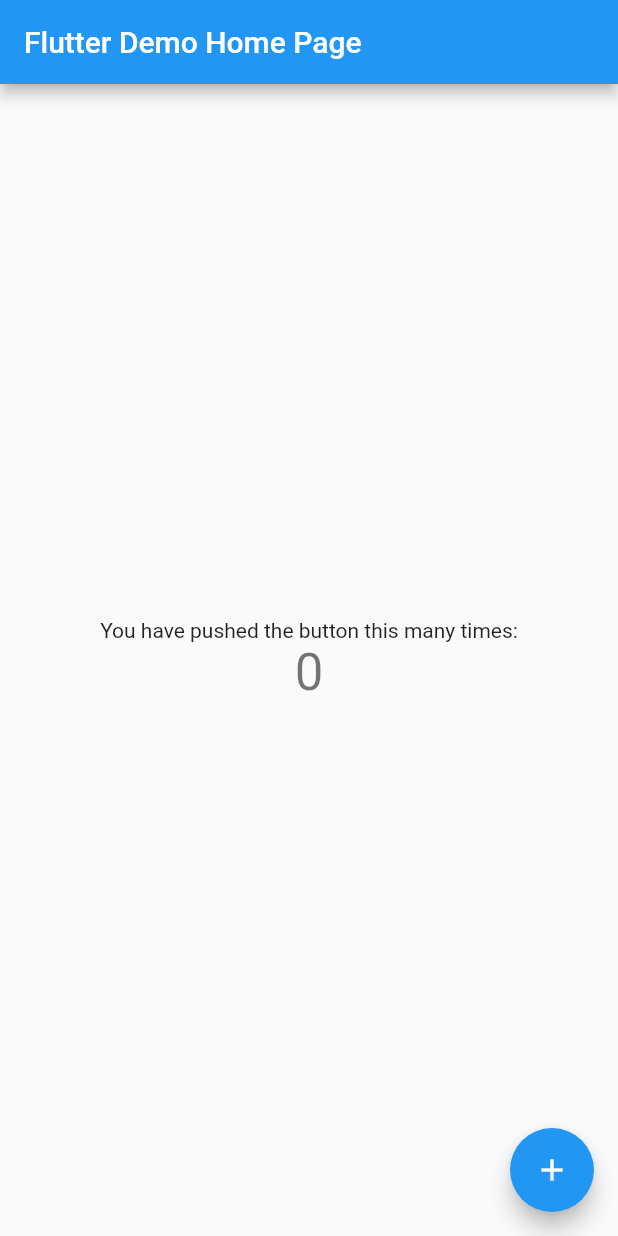
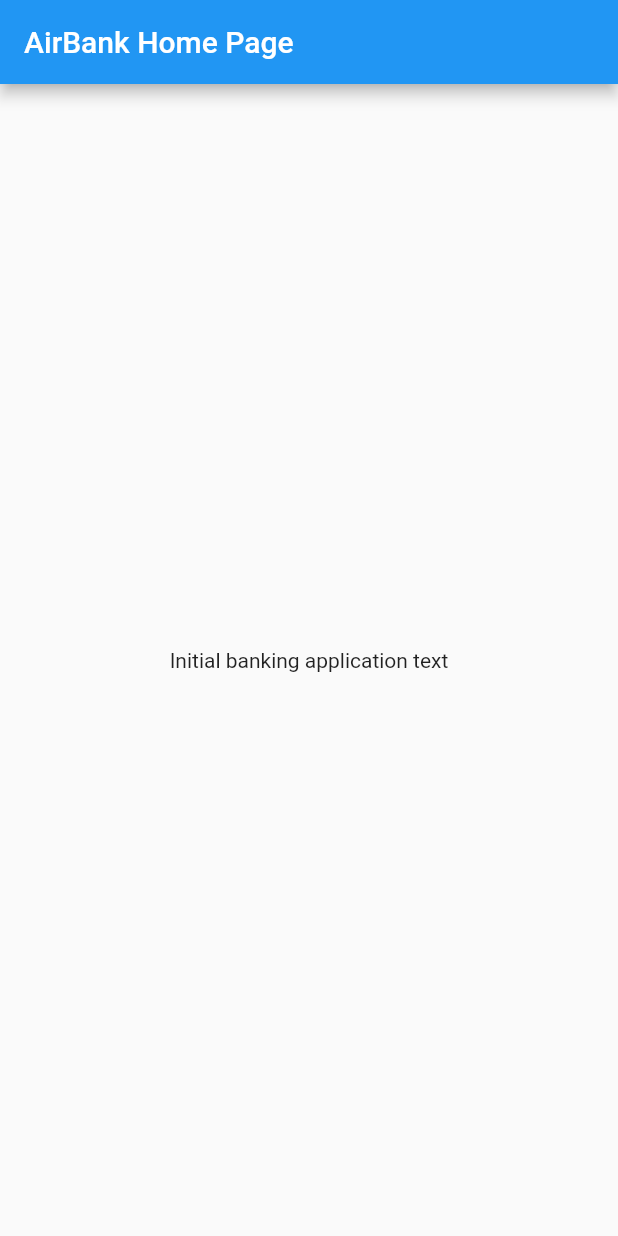
Before and after one commit to edubskiy/airbank, a Flutter app: the screen it shows after launch, on a phone screen of 412 x 824 dp. Run offline on Flutter 3.47's test engine with Material 2 defaults, Android fonts, the phone set to English and light mode, and no system bars.

Commit message:
Initial bank app structure

```diff
--- a/lib/main.dart
+++ b/lib/main.dart
@@ -1,111 +1,28 @@
 import 'package:flutter/material.dart';
 
-void main() => runApp(MyApp());
+void main() => runApp(App());
 
-class MyApp extends StatelessWidget {
+class App extends StatelessWidget {
   // This widget is the root of your application.
   @override
   Widget build(BuildContext context) {
     return MaterialApp(
-      title: 'Flutter Demo',
-      theme: ThemeData(
-        // This is the theme of your application.
-        //
-        // Try running your application with "flutter run". You'll see the
-        // application has a blue toolbar. Then, without quitting the app, try
-        // changing the primarySwatch below to Colors.green and then invoke
-        // "hot reload" (press "r" in the console where you ran "flutter run",
-        // or simply save your changes to "hot reload" in a Flutter IDE).
-        // Notice that the counter didn't reset back to zero; the application
-        // is not restarted.
-        primarySwatch: Colors.blue,
-      ),
-      home: MyHomePage(title: 'Flutter Demo Home Page'),
+      title: 'AirBank',
+      home: HomePage(),
     );
   }
 }
 
-class MyHomePage extends StatefulWidget {
-  MyHomePage({Key key, this.title}) : super(key: key);
-
-  // This widget is the home page of your application. It is stateful, meaning
-  // that it has a State object (defined below) that contains fields that affect
-  // how it looks.
-
-  // This class is the configuration for the state. It holds the values (in this
-  // case the title) provided by the parent (in this case the App widget) and
-  // used by the build method of the State. Fields in a Widget subclass are
-  // always marked "final".
-
-  final String title;
-
-  @override
-  _MyHomePageState createState() => _MyHomePageState();
-}
-
-class _MyHomePageState extends State<MyHomePage> {
-  int _counter = 0;
-
-  void _incrementCounter() {
-    setState(() {
-      // This call to setState tells the Flutter framework that something has
-      // changed in this State, which causes it to rerun the build method below
-      // so that the display can reflect the updated values. If we changed
-      // _counter without calling setState(), then the build method would not be
-      // called again, and so nothing would appear to happen.
-      _counter++;
-    });
-  }
-
+class HomePage extends StatelessWidget {
   @override
   Widget build(BuildContext context) {
-    // This method is rerun every time setState is called, for instance as done
-    // by the _incrementCounter method above.
-    //
-    // The Flutter framework has been optimized to make rerunning build methods
-    // fast, so that you can just rebuild anything that needs updating rather
-    // than having to individually change instances of widgets.
     return Scaffold(
       appBar: AppBar(
-        // Here we take the value from the MyHomePage object that was created by
-        // the App.build method, and use it to set our appbar title.
-        title: Text(widget.title),
+        title: Text('AirBank Home Page'),
       ),
       body: Center(
-        // Center is a layout widget. It takes a single child and positions it
-        // in the middle of the parent.
-        child: Column(
-          // Column is also a layout widget. It takes a list of children and
-          // arranges them vertically. By default, it sizes itself to fit its
-          // children horizontally, and tries to be as tall as its parent.
-          //
-          // Invoke "debug painting" (press "p" in the console, choose the
-          // "Toggle Debug Paint" action from the Flutter Inspector in Android
-          // Studio, or the "Toggle Debug Paint" command in Visual Studio Code)
-          // to see the wireframe for each widget.
-          //
-          // Column has various properties to control how it sizes itself and
-          // how it positions its children. Here we use mainAxisAlignment to
-          // center the children vertically; the main axis here is the vertical
-          // axis because Columns are vertical (the cross axis would be
-          // horizontal).
-          mainAxisAlignment: MainAxisAlignment.center,
-          children: <Widget>[
-            Text(
-              'You have pushed the button this many times:',
-            ),
-            Text(
-              '$_counter',
-              style: Theme.of(context).textTheme.display1,
-            ),
-          ],
-        ),
+        child: Text('Initial banking application text')
       ),
-      floatingActionButton: FloatingActionButton(
-        onPressed: _incrementCounter,
-        tooltip: 'Increment',
-        child: Icon(Icons.add),
-      ), // This trailing comma makes auto-formatting nicer for build methods.
     );
   }
 }
```
Also changed, not shown: 1 other file.
